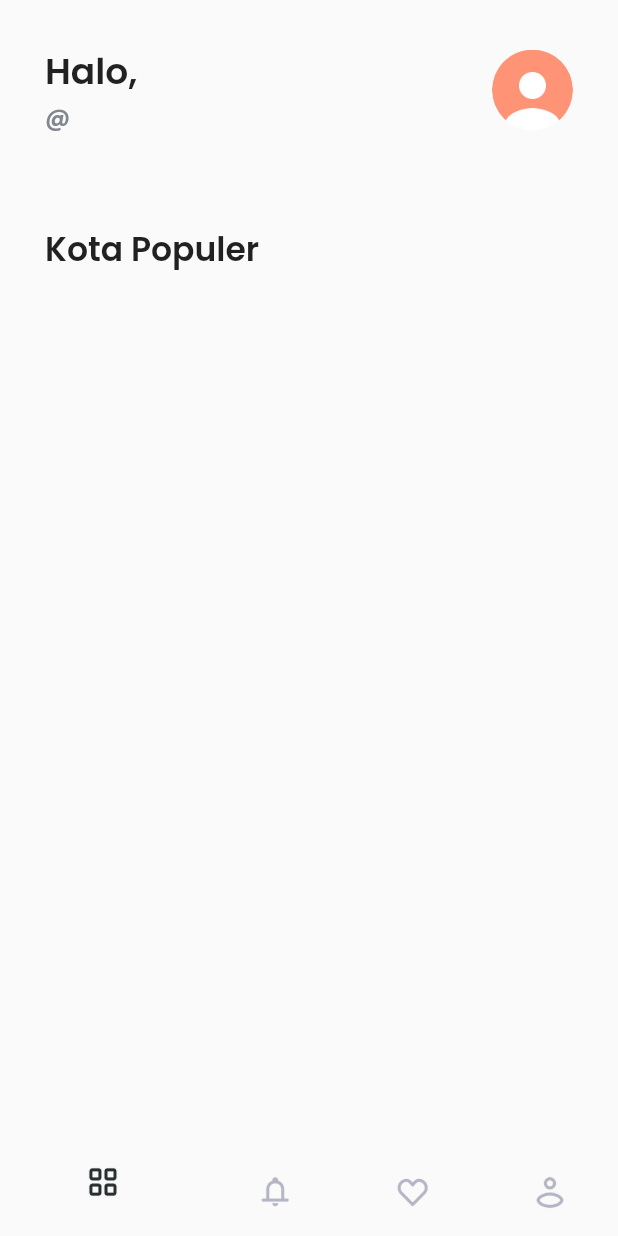
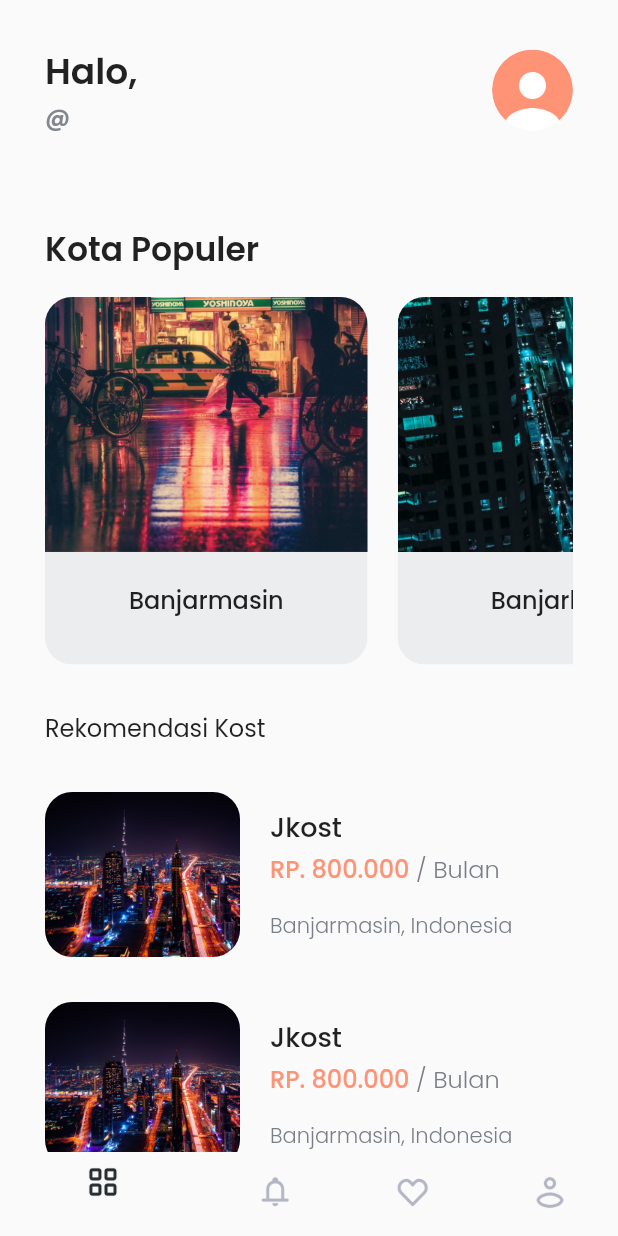
Before and after one commit to Jaya-SI/ngekos-app, a Flutter app: the HomePage screen opened by its route, on a phone screen of 412 x 824 dp. Run offline on Flutter 3.47's test engine with Material 2 defaults, Android fonts, the phone set to English and light mode, and no system bars; our stand-ins replace google_fonts; accounts and stored records are empty.

Commit message:
kost cart di home

```diff
--- /dev/null
+++ b/lib/model/city_model.dart
@@ -0,0 +1,11 @@
+class City {
+  int? id;
+  String? name;
+  String? imageUrl;
+
+  City({
+    this.id,
+    this.name,
+    this.imageUrl,
+  });
+}
--- /dev/null
+++ b/lib/model/kost_model.dart
@@ -0,0 +1,14 @@
+class Kost {
+  int? id;
+  String? name;
+  String? imageUrl;
+  double? price;
+  String? city;
+  String? country;
+  int? rating;
+  String? address;
+  String? phone;
+  String? map_url;
+  List? photos;
+  String? deskripsi;
+}
--- a/lib/pages/home_page.dart
+++ b/lib/pages/home_page.dart
@@ -1,9 +1,13 @@
 import 'package:flutter/material.dart';
 import 'package:google_fonts/google_fonts.dart';
+import 'package:ngekos/model/city_model.dart';
+import 'package:ngekos/model/kost_model.dart';
 import 'package:ngekos/model/user_model.dart';
 import 'package:ngekos/provider/auth_provider.dart';
 import 'package:ngekos/provider/user_provider.dart';
 import 'package:ngekos/theme.dart';
+import 'package:ngekos/widgets/city_card.dart';
+import 'package:ngekos/widgets/kost_card.dart';
 import 'package:provider/provider.dart';
 
 class HomePage extends StatelessWidget {
@@ -81,7 +85,7 @@ class HomePage extends StatelessWidget {
                   image: AssetImage('assets/images/image_profile.png'),
                 ),
               ),
-            )
+            ),
           ],
         ),
       );
@@ -89,7 +93,7 @@ class HomePage extends StatelessWidget {
 
     kotaPopuler() {
       return Container(
-        margin: EdgeInsets.only(top: 30, left: 30),
+        margin: EdgeInsets.all(30),
         child: Column(
           crossAxisAlignment: CrossAxisAlignment.start,
           children: [
@@ -100,6 +104,67 @@ class HomePage extends StatelessWidget {
                 fontWeight: semibold,
               ),
             ),
+            SizedBox(
+              height: 15,
+            ),
+            Container(
+              height: 245,
+              child: ListView(
+                scrollDirection: Axis.horizontal,
+                children: [
+                  CityCard(
+                    City(
+                      id: 1,
+                      name: 'Banjarmasin',
+                      imageUrl: 'assets/images/kota1.png',
+                    ),
+                  ),
+                  SizedBox(
+                    width: 20,
+                  ),
+                  CityCard(
+                    City(
+                      id: 2,
+                      name: 'Banjarbaru',
+                      imageUrl: 'assets/images/kota2.png',
+                    ),
+                  ),
+                  SizedBox(
+                    width: 20,
+                  ),
+                  CityCard(
+                    City(
+                      id: 3,
+                      name: 'Batola',
+                      imageUrl: 'assets/images/kota3.png',
+                    ),
+                  )
+                ],
+              ),
+            )
+          ],
+        ),
+      );
+    }
+
+    rekomendasiKost() {
+      return Container(
+        margin: EdgeInsets.symmetric(horizontal: 30),
+        child: Column(
+          crossAxisAlignment: CrossAxisAlignment.start,
+          children: [
+            Text(
+              'Rekomendasi Kost',
+              style: GoogleFonts.poppins(
+                fontSize: 16,
+              ),
+            ),
+            SizedBox(
+              height: 16,
+            ),
+            KostCard(Kost()),
+            KostCard(Kost()),
+            KostCard(Kost()),
           ],
         ),
       );
@@ -111,6 +176,7 @@ class HomePage extends StatelessWidget {
           children: [
             header(),
             kotaPopuler(),
+            rekomendasiKost(),
           ],
         ),
       );
--- /dev/null
+++ b/lib/widgets/city_card.dart
@@ -0,0 +1,42 @@
+import 'package:flutter/material.dart';
+import 'package:google_fonts/google_fonts.dart';
+import 'package:ngekos/theme.dart';
+
+import '../model/city_model.dart';
+
+class CityCard extends StatelessWidget {
+  final City city;
+  CityCard(this.city);
+
+  @override
+  Widget build(BuildContext context) {
+    return ClipRRect(
+      borderRadius: BorderRadius.circular(18),
+      child: Container(
+        width: 215,
+        height: 245,
+        color: Color(0xffECEDEF),
+        child: Column(
+          children: [
+            Image.asset(
+              '${city.imageUrl}',
+              width: 215,
+              height: 170,
+              fit: BoxFit.cover,
+            ),
+            SizedBox(
+              height: 20,
+            ),
+            Text(
+              '${city.name}',
+              style: GoogleFonts.poppins(
+                fontSize: 16,
+                fontWeight: medium,
+              ),
+            ),
+          ],
+        ),
+      ),
+    );
+  }
+}
--- /dev/null
+++ b/lib/widgets/kost_card.dart
@@ -0,0 +1,81 @@
+import 'package:flutter/material.dart';
+import 'package:google_fonts/google_fonts.dart';
+import 'package:ngekos/model/kost_model.dart';
+import 'package:ngekos/theme.dart';
+
+class KostCard extends StatelessWidget {
+  final Kost kost;
+  KostCard(this.kost);
+
+  @override
+  Widget build(BuildContext context) {
+    return Container(
+      margin: EdgeInsets.symmetric(vertical: 15),
+      child: Row(
+        children: [
+          ClipRRect(
+            borderRadius: BorderRadius.circular(18),
+            child: Container(
+              width: 130,
+              height: 110,
+              child: Image.asset(
+                'assets/images/kost1.png',
+                width: 130,
+                height: 110,
+              ),
+            ),
+          ),
+          SizedBox(
+            width: 20,
+          ),
+          Column(
+            crossAxisAlignment: CrossAxisAlignment.start,
+            children: [
+              Text(
+                'Jkost',
+                style: GoogleFonts.poppins(
+                  fontSize: 18,
+                  fontWeight: medium,
+                ),
+              ),
+              SizedBox(
+                height: 2,
+              ),
+              Row(
+                children: [
+                  Text(
+                    'RP. 800.000',
+                    style: GoogleFonts.poppins(
+                      fontSize: 16,
+                      fontWeight: FontWeight.w500,
+                      color: Color(0xffFF9376),
+                    ),
+                  ),
+                  Text(
+                    ' / Bulan',
+                    style: GoogleFonts.poppins(
+                      fontSize: 16,
+                      fontWeight: FontWeight.w300,
+                      color: Color(0xff7A7E86),
+                    ),
+                  ),
+                ],
+              ),
+              SizedBox(
+                height: 16,
+              ),
+              Text(
+                'Banjarmasin, Indonesia',
+                style: GoogleFonts.poppins(
+                  color: Color(0xff7A7E86),
+                  fontSize: 14,
+                  fontWeight: FontWeight.w300,
+                ),
+              ),
+            ],
+          )
+        ],
+      ),
+    );
+  }
+}
```
Also changed, not shown: assets/images/kost1.png (added), assets/images/kost2.png (added), assets/images/kost3.png (added), assets/images/kost4.png (added), assets/images/kota1.png (added), assets/images/kota2.png (added), assets/images/kota3.png (added).
